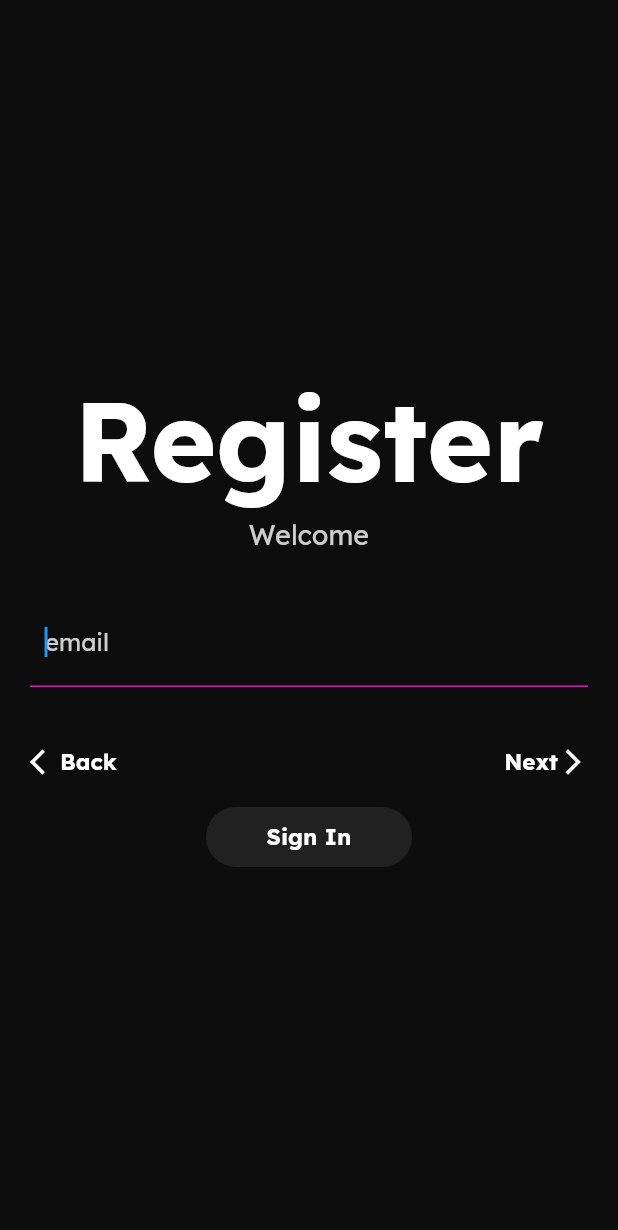
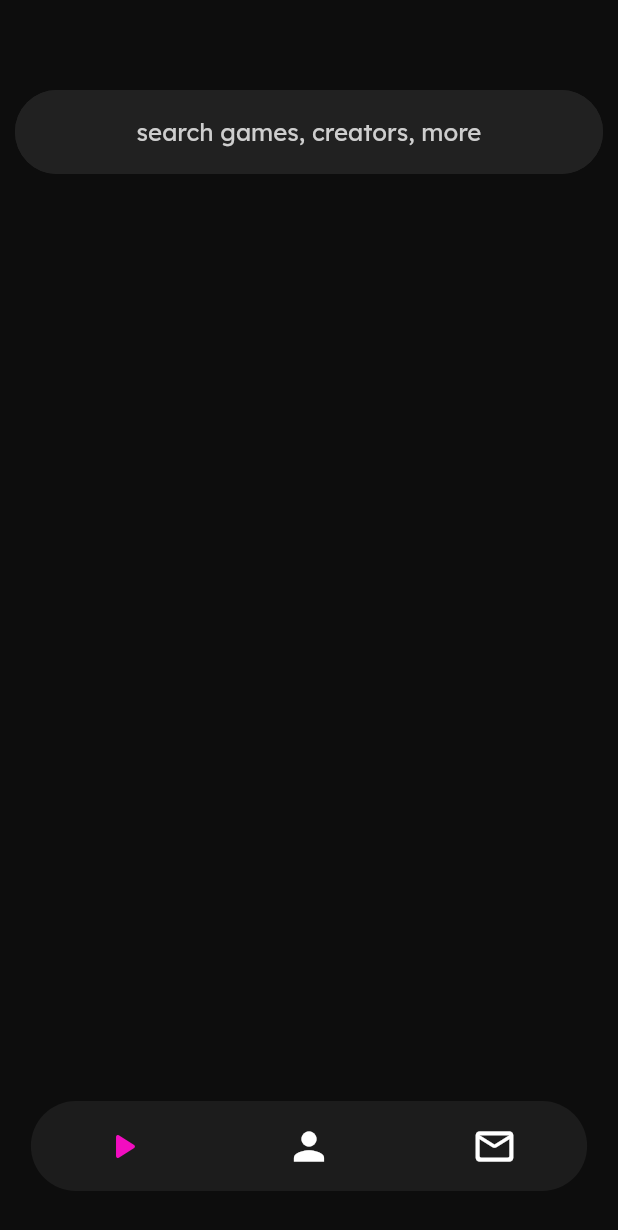
Before and after one commit to antonhi/Vivid, a Flutter app: the screen it shows after launch, after a tap on "Register", on a phone screen of 412 x 824 dp. Shown: the top 1230 px of the screen. Run offline on Flutter 3.47's test engine with Material 2 defaults, Android fonts, the light colour scheme and no system bars; our stand-ins replace bloc, equatable, flutter_bloc.

Commit message:
Feed Home Page Progress

```diff
--- a/lib/app/controllers/app_controller.dart
+++ b/lib/app/controllers/app_controller.dart
@@ -1,4 +1,5 @@
 import 'package:bloc/bloc.dart';
+import 'package:projectvivid/app/states/app_feed_state.dart';
 
 import '../states/app_authentication_state.dart';
 import '../states/app_state.dart';
@@ -11,4 +12,14 @@ class AppController extends Cubit<AppState> {
     emit(AppAuthenticationState());
   }
 
+  void showFeed() {
+    emit(AppFeedState());
+  }
+
+  void showProfile() {
+
+  }
+
+
+
 }
--- a/lib/app/states/app_feed_state.dart
+++ b/lib/app/states/app_feed_state.dart
@@ -1,5 +1,8 @@
 import 'package:flutter/src/widgets/framework.dart';
-
+import 'package:flutter_bloc/flutter_bloc.dart';
+import 'package:projectvivid/feed/controllers/feed_controller.dart';
+import 'package:projectvivid/feed/pages/feed_home_page.dart';
+import 'package:projectvivid/feed/states/feed_state.dart';
 import 'app_state.dart';
 
 class AppFeedState extends AppState {
@@ -9,8 +12,10 @@ class AppFeedState extends AppState {
 
   @override
   Widget getPage(BuildContext context) {
-    // TODO: implement getPage
-    throw UnimplementedError();
+    return BlocProvider<FeedController>(
+      create: (context) => FeedController(FeedState()),
+      child: const FeedHomePage(),
+    );
   }
 
 }
--- a/lib/authentication/pages/authentication_home_page.dart
+++ b/lib/authentication/pages/authentication_home_page.dart
@@ -7,7 +7,7 @@ import 'package:projectvivid/authentication/states/authentication_state.dart';
 import 'package:projectvivid/components/buttons/button_text_component.dart';
 import 'package:projectvivid/configuration/colors/app_color_configuration.dart';
 
-import '../services/authentication_register_service.dart';
+import '../../app/controllers/app_controller.dart';
 
 class AuthenticationHomePage extends StatelessWidget {
 
@@ -29,7 +29,7 @@ class AuthenticationHomePage extends StatelessWidget {
                 height: 50,
                 buttonColor: AppColorConfiguration.accent,
                 textColor: AppColorConfiguration.white,
-                onTap: () async { _navigateToSignInPage(context); },
+                onTap: () { _navigateToSignInPage(context); },
               ),
               const SizedBox(height: 30,),
               ButtonTextComponent(
@@ -37,7 +37,7 @@ class AuthenticationHomePage extends StatelessWidget {
                 height: 50,
                 buttonColor: AppColorConfiguration.white,
                 textColor: AppColorConfiguration.dark,
-                onTap: () { _navigateToRegisterPage(context); },
+                onTap: () { BlocProvider.of<AppController>(context).showFeed(); },
               )
             ],
           ),
--- a/lib/authentication/pages/authentication_register_page.dart
+++ b/lib/authentication/pages/authentication_register_page.dart
@@ -1,5 +1,6 @@
 import 'package:flutter/material.dart';
 import 'package:flutter_bloc/flutter_bloc.dart';
+import 'package:projectvivid/app/controllers/app_controller.dart';
 import 'package:projectvivid/components/buttons/button_text_component.dart';
 import 'package:projectvivid/components/form/form_acknowledge_component.dart';
 import 'package:projectvivid/configuration/colors/app_color_configuration.dart';
@@ -210,11 +211,12 @@ class _AuthenticationRegisterPageState extends State<AuthenticationRegisterPage>
   }
 
   void _navigateToSignIn(BuildContext context) {
-    Navigator.pushReplacement(context, MaterialPageRoute(builder: (BuildContext context) {
+    BlocProvider.of<AppController>(context).showFeed();
+    /*Navigator.pushReplacement(context, MaterialPageRoute(builder: (BuildContext context) {
       return BlocProvider<AuthenticationController>(
           create: (context) => AuthenticationController(const AuthenticationState(null, false)),
           child: const AuthenticationSignInPage()
       );
-    }));
+    }));*/
   }
 }
--- a/lib/authentication/services/authentication_register_service.dart
+++ b/lib/authentication/services/authentication_register_service.dart
@@ -4,8 +4,14 @@ import 'package:projectvivid/authentication/services/test.dart';
 import 'package:http/http.dart' as http;
 
 class AuthenticationRegisterService {
+
+  Future<bool> registerEmailAndPassword(String username, String password) async {
+
+    return false;
+  }
+
   Future<void> testService() async {
-    final response = await http.get(Uri.parse('http://localhost:1337/authentication/test'));
+    final response = await http.post(Uri.parse('http://localhost:1337/authentication/test'), body: 'Hello');
     print(jsonDecode(response.body));
     print(Fact.fromJson(jsonDecode(response.body)));
   }
--- /dev/null
+++ b/lib/components/navigation/navigation_bar.dart
@@ -0,0 +1,59 @@
+import 'package:flutter/material.dart';
+import 'package:flutter_bloc/flutter_bloc.dart';
+import 'package:projectvivid/app/controllers/app_controller.dart';
+import 'package:projectvivid/app/states/app_state.dart';
+import 'package:projectvivid/configuration/colors/app_color_configuration.dart';
+
+class NavigationBarComponent extends StatelessWidget {
+
+  final double width, height;
+  final Color backgroundColor;
+  final Map<Icon, Function()> options;
+
+  const NavigationBarComponent({Key? key,
+    required this.width,
+    required this.backgroundColor,
+    required this.options,
+    required this.height}) : super(key: key);
+
+  @override
+  Widget build(BuildContext context) {
+    return Container(
+      height: height,
+      width: width,
+      decoration: BoxDecoration(
+          color: backgroundColor,
+          borderRadius: BorderRadius.circular(30)
+      ),
+      child: Row(
+        mainAxisAlignment: MainAxisAlignment.spaceAround,
+        children: _getIcons(),
+      ),
+    );
+  }
+
+  List<Widget> _getIcons() {
+    List<Widget> icons = [];
+    for (Icon icon in options.keys) {
+      icons.add(
+        GestureDetector(
+          child: icon,
+          onTap: options[icon],
+        )
+      );
+    }
+    return icons;
+  }
+
+  static Map<Icon, Function()> getMainOptions(int page, BuildContext context) {
+    Map<Icon, Function()> options = {};
+    options[Icon(Icons.play_arrow_rounded, color: page == 1 ? AppColorConfiguration.accent :
+      AppColorConfiguration.white, size: 30,)] = () => BlocProvider.of<AppController>(context).showFeed();
+    options[Icon(Icons.person, color: page == 2 ? AppColorConfiguration.accent :
+    AppColorConfiguration.white, size: 30)] = () => BlocProvider.of<AppController>(context).showProfile();
+    options[Icon(Icons.mail_outline_rounded, color: page == 3 ? AppColorConfiguration.accent :
+    AppColorConfiguration.white, size: 30)] = () => BlocProvider.of<AppController>(context).showFeed();
+    return options;
+  }
+
+}
--- /dev/null
+++ b/lib/components/search/search_bar.dart
@@ -0,0 +1,52 @@
+import 'package:flutter/material.dart';
+import 'package:projectvivid/configuration/colors/app_color_configuration.dart';
+
+import '../../configuration/sizes/text_size_configuration.dart';
+
+class SearchBarComponent extends StatelessWidget {
+
+  final TextEditingController controller;
+  final Color backgroundColor;
+  final String placeholder;
+  final double height;
+  final Function() onTap;
+  final Function(String) onSubmit, onChanged;
+
+  const SearchBarComponent({Key? key,
+    required this.controller,
+    required this.placeholder,
+    required this.height,
+    required this.onTap,
+    required this.onSubmit,
+    required this.onChanged,
+    required this.backgroundColor,}) : super(key: key);
+
+  @override
+  Widget build(BuildContext context) {
+    return TextField(
+      controller: controller,
+      cursorColor: Colors.white,
+      style: const TextStyle(color: Colors.white),
+      textInputAction: TextInputAction.search,
+      textAlign: TextAlign.center,
+      decoration: InputDecoration(
+        filled: true,
+        fillColor: backgroundColor,
+        border: OutlineInputBorder(borderSide: BorderSide(color: backgroundColor), borderRadius: BorderRadius.circular(50)),
+        errorBorder: OutlineInputBorder(borderSide: BorderSide(color: backgroundColor), borderRadius: BorderRadius.circular(50)),
+        focusedBorder: OutlineInputBorder(borderSide: BorderSide(color: backgroundColor), borderRadius: BorderRadius.circular(50)),
+        disabledBorder: OutlineInputBorder(borderSide: BorderSide(color: backgroundColor), borderRadius: BorderRadius.circular(50)),
+        enabledBorder: OutlineInputBorder(borderSide: BorderSide(color: backgroundColor), borderRadius: BorderRadius.circular(50)),
+        focusedErrorBorder: OutlineInputBorder(borderSide: BorderSide(color: backgroundColor), borderRadius: BorderRadius.circular(50)),
+        hintMaxLines: 1,
+        hintText: placeholder,
+        hintStyle: const TextStyle(color: AppColorConfiguration.secondary, fontSize: TextSizeConfiguration.medium,
+        fontFamily: 'Lexend'),
+        contentPadding: const EdgeInsets.symmetric(vertical: 18, horizontal: 10),
+      ),
+      onTap: onTap,
+      onSubmitted: (String submitted) => onSubmit(submitted),
+      onChanged: (String submitted) => onChanged(submitted),
+    );
+  }
+}
--- a/lib/configuration/colors/app_color_configuration.dart
+++ b/lib/configuration/colors/app_color_configuration.dart
@@ -6,5 +6,6 @@ class AppColorConfiguration {
   static const Color accent = Color(0xFFF20DC0);
   static const Color secondary = Color(0xFFCECECE);
   static const Color tertiary = Color(0xFF212121);
+  static const Color quaternary = Color(0xFF131313);
   static Color transparent = const Color(0xFFFFFFFF).withOpacity(0);
 }
--- /dev/null
+++ b/lib/feed/controllers/feed_controller.dart
@@ -0,0 +1,8 @@
+import 'package:bloc/bloc.dart';
+import 'package:projectvivid/feed/states/feed_state.dart';
+
+class FeedController extends Cubit<FeedState> {
+
+  FeedController(FeedState initialState) : super(initialState);
+
+}
--- /dev/null
+++ b/lib/feed/pages/feed_home_page.dart
@@ -0,0 +1,59 @@
+import 'package:flutter/cupertino.dart';
+import 'package:flutter/material.dart';
+import 'package:flutter_bloc/flutter_bloc.dart';
+import 'package:projectvivid/components/navigation/navigation_bar.dart';
+import 'package:projectvivid/components/search/search_bar.dart';
+import 'package:projectvivid/configuration/colors/app_color_configuration.dart';
+import 'package:projectvivid/feed/controllers/feed_controller.dart';
+import 'package:projectvivid/feed/states/feed_state.dart';
+
+class FeedHomePage extends StatefulWidget {
+  const FeedHomePage({Key? key}) : super(key: key);
+
+  @override
+  State<FeedHomePage> createState() => _FeedHomePageState();
+}
+
+class _FeedHomePageState extends State<FeedHomePage> {
+
+  @override
+  Widget build(BuildContext context) {
+    double navigationWidth = MediaQuery.of(context).size.width;
+    return BlocBuilder<FeedController, FeedState>(builder: (context, state) {
+      return Scaffold(
+        backgroundColor: AppColorConfiguration.dark,
+        body: Stack(
+          children: [
+            Positioned(
+              child: Container(
+                height: double.maxFinite,
+                width: double.maxFinite,
+                child: Container(
+                  margin: const EdgeInsets.only(top: 60, left: 10, right: 10, bottom: 20),
+                  child: SearchBarComponent(
+                      controller: TextEditingController(),
+                      placeholder: 'search games, creators, more',
+                      height: 60,
+                      onTap: () => {},
+                      onSubmit: (String submitted) => {},
+                      onChanged: (String submitted) => {},
+                      backgroundColor: AppColorConfiguration.tertiary),
+                )
+              ),
+            ),
+            Positioned(
+                child: NavigationBarComponent(
+                    width: navigationWidth*0.9,
+                    backgroundColor: AppColorConfiguration.tertiary.withOpacity(0.75),
+                    options: NavigationBarComponent.getMainOptions(1, context),
+                    height: 60),
+              bottom: 30,
+              left: navigationWidth*0.05,
+            )
+          ],
+        ),
+      );
+    });
+  }
+
+}
--- /dev/null
+++ b/lib/feed/states/feed_state.dart
@@ -0,0 +1,8 @@
+import 'package:equatable/equatable.dart';
+
+class FeedState extends Equatable {
+
+  @override
+  List<Object?> get props => [];
+
+}
--- a/pubspec.yaml
+++ b/pubspec.yaml
@@ -38,10 +38,6 @@ dependencies:
   flutter_bloc:
   equatable:
   http: ^0.13.4
-  firebase_core: ^1.17.1
-  firebase_auth: ^3.3.19
-
-
 
 dev_dependencies:
   flutter_test:
```
Also changed, not shown: lib/feed/pages/feed_following_page.dart (added), lib/feed/pages/feed_trending_page.dart (added), lib/firebase_options.dart (deleted), pubspec.lock.
